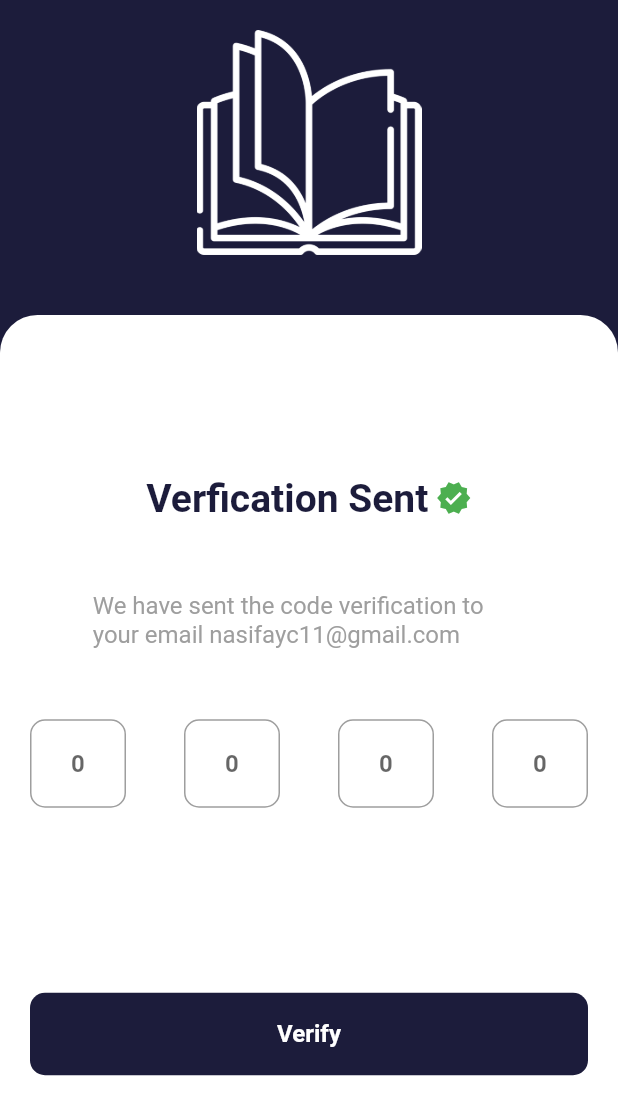
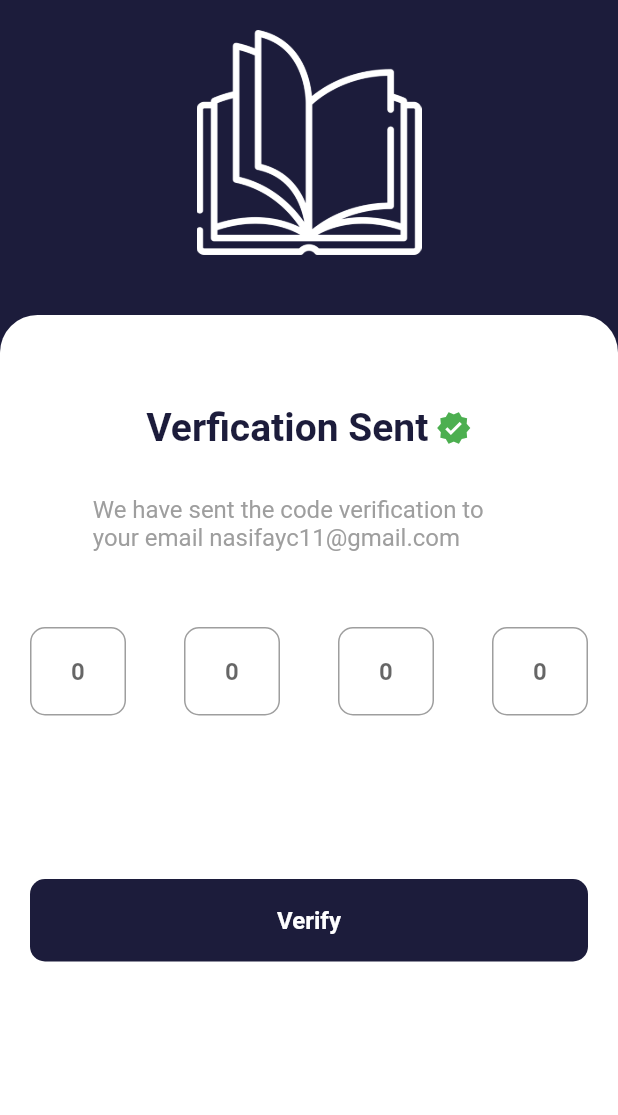
Before and after one commit to nasifayc/delta-bookstore-flutter, a Flutter app: the OtpScreen screen opened by its route, on a phone screen of 412 x 824 dp. Shown: the top 1115 px of the screen. Run offline on Flutter 3.47's test engine with Material 3 defaults, Android fonts, the phone set to English and light mode, and no system bars; our stand-ins replace equatable, flutter_bloc.

```diff
--- a/delta_ebookstore_app/lib/widgets/otp/pin_form.dart
+++ b/delta_ebookstore_app/lib/widgets/otp/pin_form.dart
@@ -1,4 +1,5 @@
 import 'package:delta_ebookstore_app/core/theme/app_theme.dart';
+import 'package:delta_ebookstore_app/screens/main_screens/landing_page.dart';
 import 'package:delta_ebookstore_app/widgets/common/primary_button.dart';
 import 'package:flutter/material.dart';
 import 'package:flutter/services.dart';
@@ -20,12 +21,12 @@ class PinForm extends StatelessWidget {
             color: theme.primaryBackground,
             borderRadius: const BorderRadius.only(
                 topLeft: Radius.circular(25), topRight: Radius.circular(25))),
+        child: SingleChildScrollView(
           child: Padding(
             padding: const EdgeInsets.symmetric(horizontal: 20.0, vertical: 60),
             child: Form(
               key: _formKey,
               child: Column(
-              mainAxisAlignment: MainAxisAlignment.spaceEvenly,
                 children: [
                   Row(
                     mainAxisAlignment: MainAxisAlignment.center,
@@ -43,9 +44,9 @@ class PinForm extends StatelessWidget {
                       )
                     ],
                   ),
-                // const SizedBox(
-                //   height: 10,
-                // ),
+                  const SizedBox(
+                    height: 30,
+                  ),
                   SizedBox(
                     width: MediaQuery.of(context).size.width * 0.7,
                     child: Text(
@@ -54,9 +55,9 @@ class PinForm extends StatelessWidget {
                       maxLines: 10,
                     ),
                   ),
-                // const SizedBox(
-                //   height: 10,
-                // ),
+                  const SizedBox(
+                    height: 50,
+                  ),
                   Row(
                     mainAxisAlignment: MainAxisAlignment.spaceBetween,
                     children: [
@@ -159,10 +160,17 @@ class PinForm extends StatelessWidget {
                     ],
                   ),
                   const SizedBox(
-                  height: 20,
+                    height: 100,
                   ),
                   PrimaryButton(
-                    onPressed: null,
+                      onPressed: () {
+                        Navigator.of(context).pushAndRemoveUntil(
+                          MaterialPageRoute(
+                              builder: (context) =>
+                                  const LandingPage()), // Your main screen widget
+                          (route) => false,
+                        );
+                      },
                       color: theme.primary,
                       child: Text(
                         'Verify',
@@ -173,6 +181,7 @@ class PinForm extends StatelessWidget {
             ),
           ),
         ),
+      ),
     );
   }
 }
--- a/delta_ebookstore_app/lib/widgets/signup/signup_from.dart
+++ b/delta_ebookstore_app/lib/widgets/signup/signup_from.dart
@@ -152,12 +152,6 @@ class _SignupFromState extends State<SignupFrom> {
                           ),
                         );
                         Navigator.of(context).pushNamed('/otp');
-                        // Navigator.of(context).pushAndRemoveUntil(
-                        //   MaterialPageRoute(
-                        //       builder: (context) =>
-                        //           const LandingPage()), // Your main screen widget
-                        //   (route) => false,
-                        // );
                       }
                     },
                     color: theme.primary,
```
Lines whose indentation alone changed are shown as unchanged.
